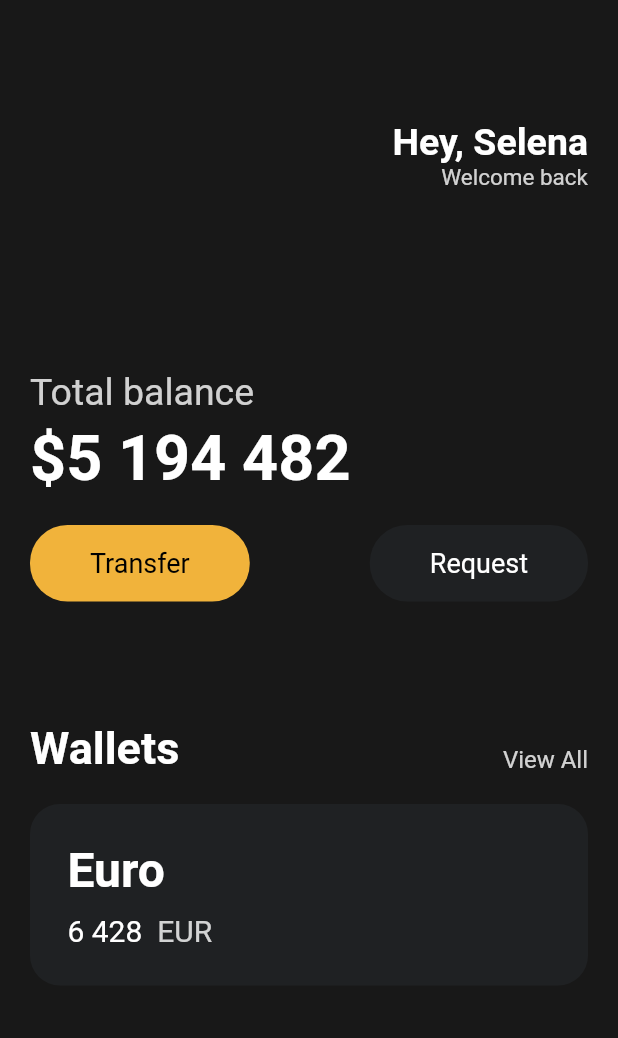
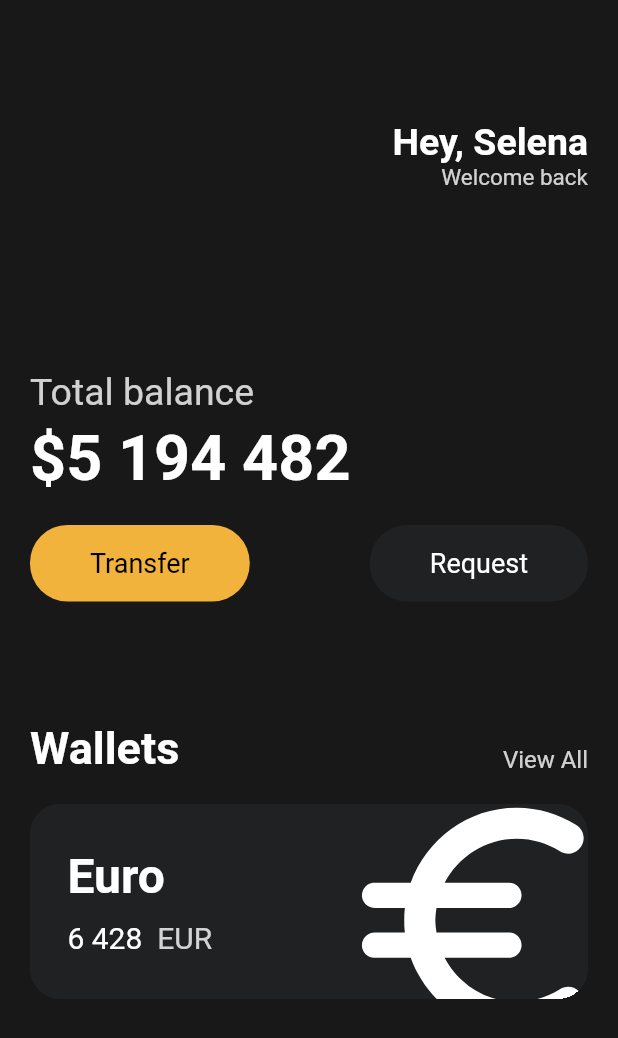
Before and after one commit to chyoni/webtoonapp-flutter, a Flutter app: the screen it shows after launch, on a phone screen of 412 x 824 dp. Shown: the top 1038 px of the screen. Run offline on Flutter 3.47's test engine with Material 2 defaults, Android fonts, the phone set to English and light mode, and no system bars.

Commit message:
#06 Transform, Offset, Icon Widget

```diff
--- a/lib/main.dart
+++ b/lib/main.dart
@@ -111,13 +111,16 @@ class App extends StatelessWidget {
                   height: 20,
                 ),
                 Container(
+                  clipBehavior: Clip.hardEdge,
                   decoration: BoxDecoration(
                     color: const Color(0xFF1F2123),
                     borderRadius: BorderRadius.circular(20),
                   ),
                   child: Padding(
                     padding: const EdgeInsets.all(25),
-                    child: Row(children: [
+                    child: Row(
+                      mainAxisAlignment: MainAxisAlignment.spaceBetween,
+                      children: [
                         Column(
                           crossAxisAlignment: CrossAxisAlignment.start,
                           children: [
@@ -155,7 +158,19 @@ class App extends StatelessWidget {
                             ),
                           ],
                         ),
-                    ]),
+                        Transform.scale(
+                          scale: 2.5,
+                          child: Transform.translate(
+                            offset: const Offset(-3, 5),
+                            child: const Icon(
+                              Icons.euro_rounded,
+                              color: Colors.white,
+                              size: 80,
+                            ),
+                          ),
+                        ),
+                      ],
+                    ),
                   ),
                 ),
               ],
```
Also changed, not shown: 1 other file. Lines whose indentation alone changed are shown as unchanged.
